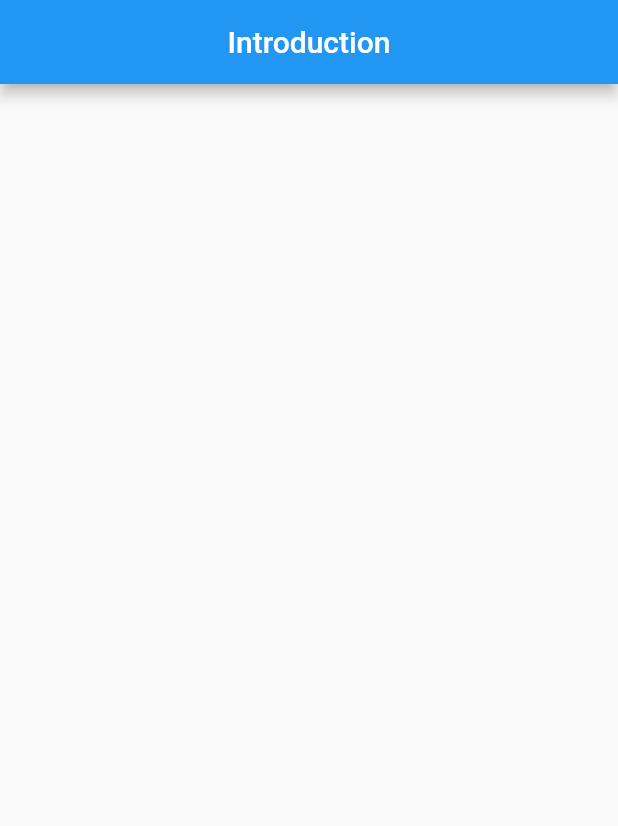
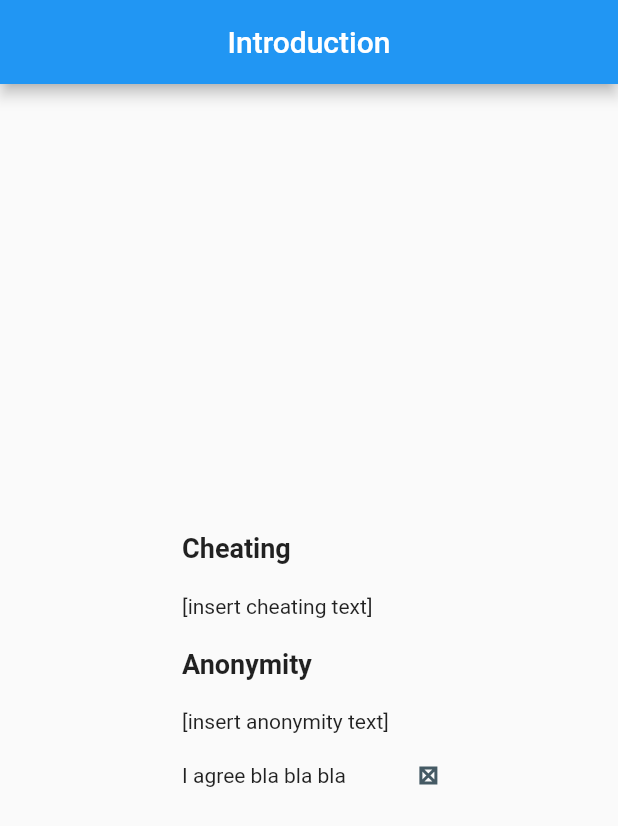
Before and after one commit to HadyMash/psych-ia-experiment, a Flutter app: the screen it shows after launch, after a tap on "Get Started", on a phone screen of 412 x 824 dp. Shown: the top 826 px of the screen. Run offline on Flutter 3.47's test engine with Material 2 defaults, Android fonts, the phone set to English and light mode, and no system bars; our stand-ins replace cloud_firestore, firebase_auth, firebase_core; missing offline and left inert: dart:html; accounts and stored records are empty.

Commit message:
started intro UI.

```diff
--- a/lib/main.dart
+++ b/lib/main.dart
@@ -21,7 +21,6 @@ class Home extends StatelessWidget {
 
   @override
   Widget build(BuildContext context) {
-    final double width = MediaQuery.of(context).size.width;
     final double height = MediaQuery.of(context).size.height;
 
     return Scaffold(
--- a/lib/screens/intro.dart
+++ b/lib/screens/intro.dart
@@ -10,15 +10,60 @@ class Intro extends StatefulWidget {
 class _IntroState extends State<Intro> {
   @override
   Widget build(BuildContext context) {
+    final double height = MediaQuery.of(context).size.height;
+    final double width = MediaQuery.of(context).size.width;
+
     return Scaffold(
       appBar: AppBar(
         title: const Text('Introduction'),
         automaticallyImplyLeading: false,
         centerTitle: true,
       ),
-      body: const Center(
-        child: SingleChildScrollView(
-          child: Text(''),
+      body: Center(
+        child: Padding(
+          padding: EdgeInsets.symmetric(
+              vertical: height * 0.1, horizontal: width * 0.2),
+          child: SingleChildScrollView(
+            child: Column(
+              mainAxisSize: MainAxisSize.max,
+              crossAxisAlignment: CrossAxisAlignment.start,
+              children: [
+                const Text(
+                  'Cheating',
+                  style: TextStyle(fontWeight: FontWeight.w700, fontSize: 18),
+                  textAlign: TextAlign.left,
+                ),
+                const SizedBox(height: 20),
+                const Text(
+                  '[insert cheating text]',
+                  textAlign: TextAlign.left,
+                ),
+                const SizedBox(height: 20),
+                const Text(
+                  'Anonymity',
+                  style: TextStyle(fontWeight: FontWeight.w700, fontSize: 18),
+                  textAlign: TextAlign.left,
+                ),
+                const SizedBox(height: 20),
+                const Text(
+                  '[insert anonymity text]',
+                  textAlign: TextAlign.left,
+                ),
+                const SizedBox(height: 20),
+                Row(
+                  mainAxisSize: MainAxisSize.min,
+                  children: const [
+                    Text('I agree bla bla bla'),
+                    SizedBox(width: 50),
+                    Placeholder(
+                      fallbackHeight: 10,
+                      fallbackWidth: 10,
+                    )
+                  ],
+                ),
+              ],
+            ),
+          ),
         ),
       ),
     );
```
